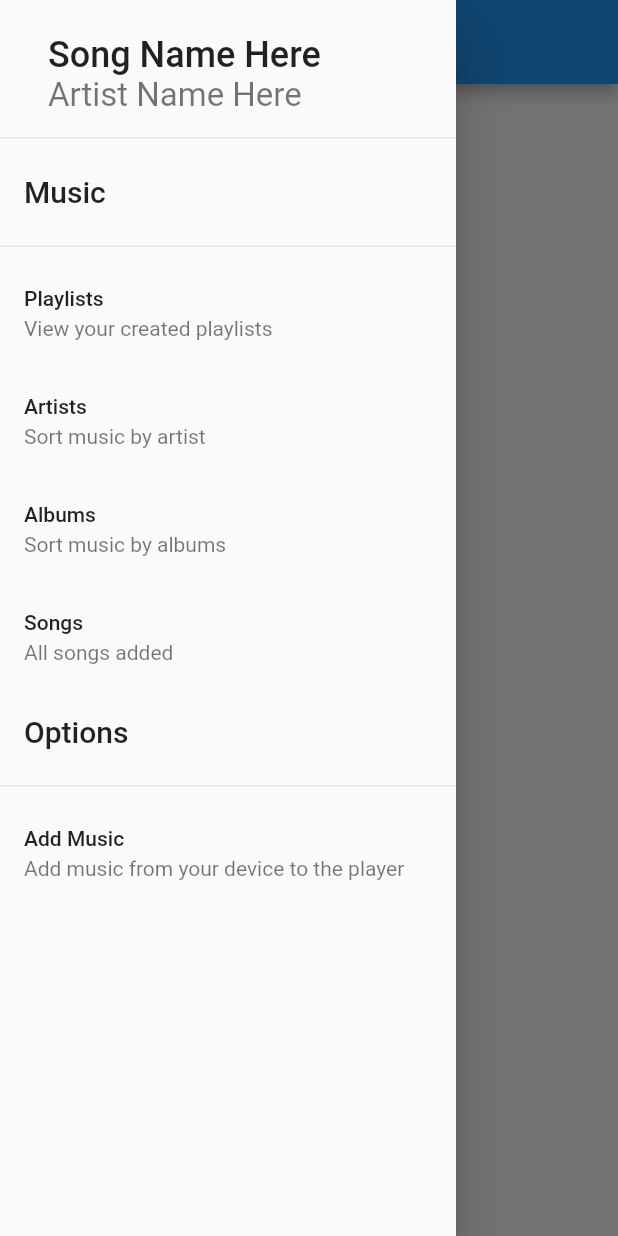
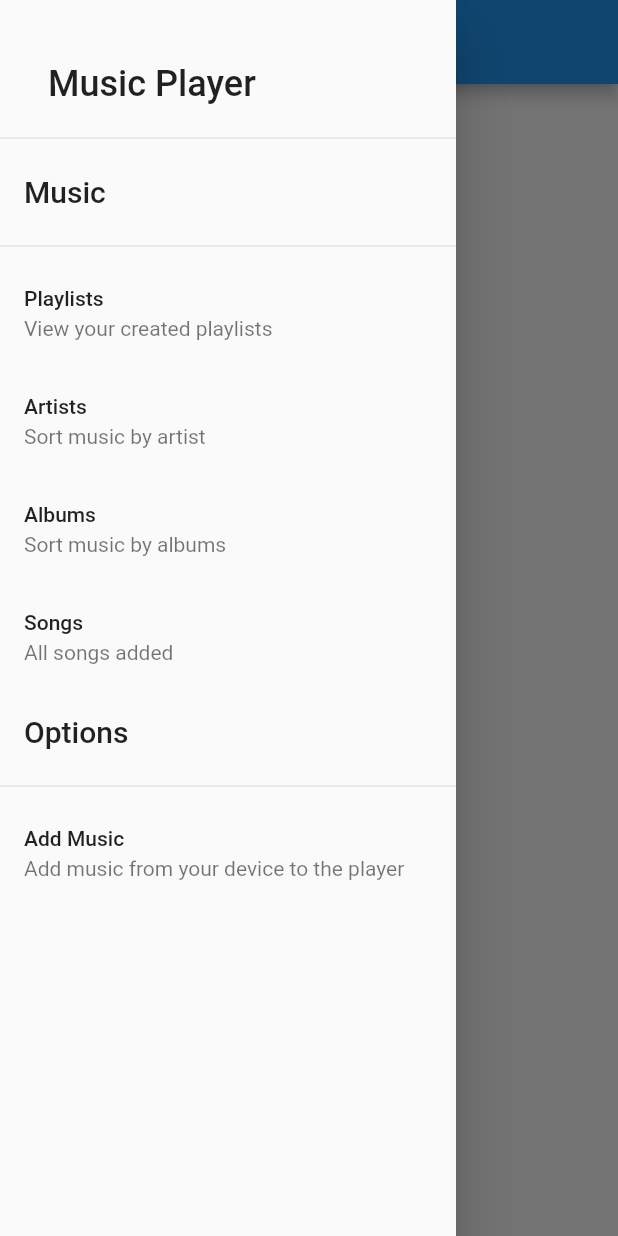
Before and after one commit to AlexitoRD/music_player, a Flutter app: the screen it shows after launch, with the side drawer open, on a phone screen of 412 x 824 dp. Run offline on Flutter 3.47's test engine with Material 2 defaults, Android fonts, the phone set to English and light mode, and no system bars.

```diff
--- a/lib/pages/base_page.dart
+++ b/lib/pages/base_page.dart
@@ -4,7 +4,7 @@
  */
 
 import 'package:flutter/material.dart';
-import 'package:music_player/widgets/main_menu_drawer.dart';
+import 'package:music_player/widgets/main_menu_drawer/main_menu_drawer.dart';
 import 'package:music_player/widgets/player/player_widget.dart';
 
 class BasePage extends StatefulWidget {
--- a/lib/widgets/main_menu_drawer.dart
+++ b/lib/widgets/main_menu_drawer/main_menu_drawer.dart
@@ -1,3 +1,8 @@
+/*
+ * Author: Alexander Dunbar
+ * Date: 2022-10-21, 10:02 p.m.
+ */
+
 /*
  * Author: Alexander Dunbar
  * Date: 2022-10-18, 8:30 p.m.
@@ -27,12 +32,8 @@ class _MainMenuDrawerState extends State<MainMenuDrawer> {
                 alignment: Alignment.bottomLeft,
                 child: ListTile(
                   title: Text(
-                    'Song Name Here',
+                    'Music Player',
                     style: TextStyle(fontSize: 24),
-                  ),
-                  subtitle: Text(
-                    'Artist Name Here',
-                    style: TextStyle(fontSize: 22),
                   ),
                 ),
               ),
```
Also changed, not shown: lib/pages/artist_page/artist_page.dart (added, +20 -0 lines), lib/pages/playlist_page/playlist_page.dart (added, +20 -0 lines), lib/pages/songs_page/SongsPage.dart (added, +20 -0 lines), 1 other file.
